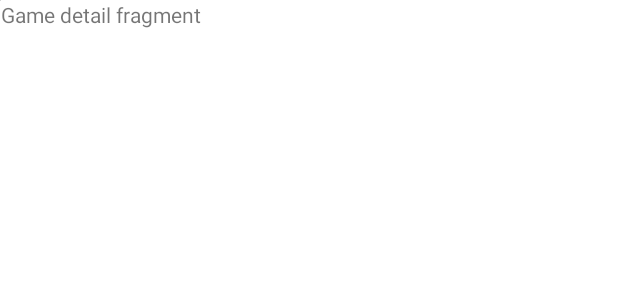
After one commit to JoyFlickTeam/joyflick, an Android app: the layout item_search.xml on its own in the app's theme, with its tools: preview values and no code run, on a phone screen of 412 x 824 dp. The commit adds this screen. Shown: the top 300 px of the screen. Run offline under Robolectric (Android 15) with nearby library versions, the phone set to English and light mode, and no system bars.

Commit message:
Starting files for game detail and search

```diff
--- a/app/build.gradle
+++ b/app/build.gradle
@@ -48,4 +48,6 @@ dependencies {
     // Glide v4 uses this new annotation processor -- see https://bumptech.github.io/glide/doc/generatedapi.html
     annotationProcessor 'com.github.bumptech.glide:compiler:4.12.0'
     implementation 'com.codepath.libraries:asynchttpclient:2.2.0'
+    implementation 'org.parceler:parceler-api:1.1.12'
+    annotationProcessor 'org.parceler:parceler:1.1.12'
 }
--- /dev/null
+++ b/app/src/main/res/layout/item_search.xml
@@ -0,0 +1,23 @@
+<?xml version="1.0" encoding="utf-8"?>
+<RelativeLayout xmlns:android="http://schemas.android.com/apk/res/android"
+    xmlns:app="http://schemas.android.com/apk/res-auto"
+    xmlns:tools="http://schemas.android.com/tools"
+    android:layout_width="match_parent"
+    android:layout_height="match_parent">
+
+    <ImageView
+        android:id="@+id/ivResult"
+        android:layout_width="wrap_content"
+        android:layout_height="wrap_content"
+        tools:layout_editor_absoluteX="18dp"
+        tools:srcCompat="@tools:sample/avatars" />
+
+    <TextView
+        android:id="@+id/tvResult"
+        android:layout_width="wrap_content"
+        android:layout_height="wrap_content"
+        android:text="Game detail fragment"
+        android:layout_toRightOf="@+id/ivResult"
+        tools:layout_editor_absoluteX="208dp"
+        tools:layout_editor_absoluteY="52dp" />
+</RelativeLayout>
```
Also changed, not shown: app/src/main/java/com/joyflick/fragments/GameDetailFragment.java (added, +23 -0 lines), app/src/main/res/layout/activity_search.xml (+5 -7 lines), app/src/main/res/layout/fragment_game.xml (added, +24 -0 lines).
